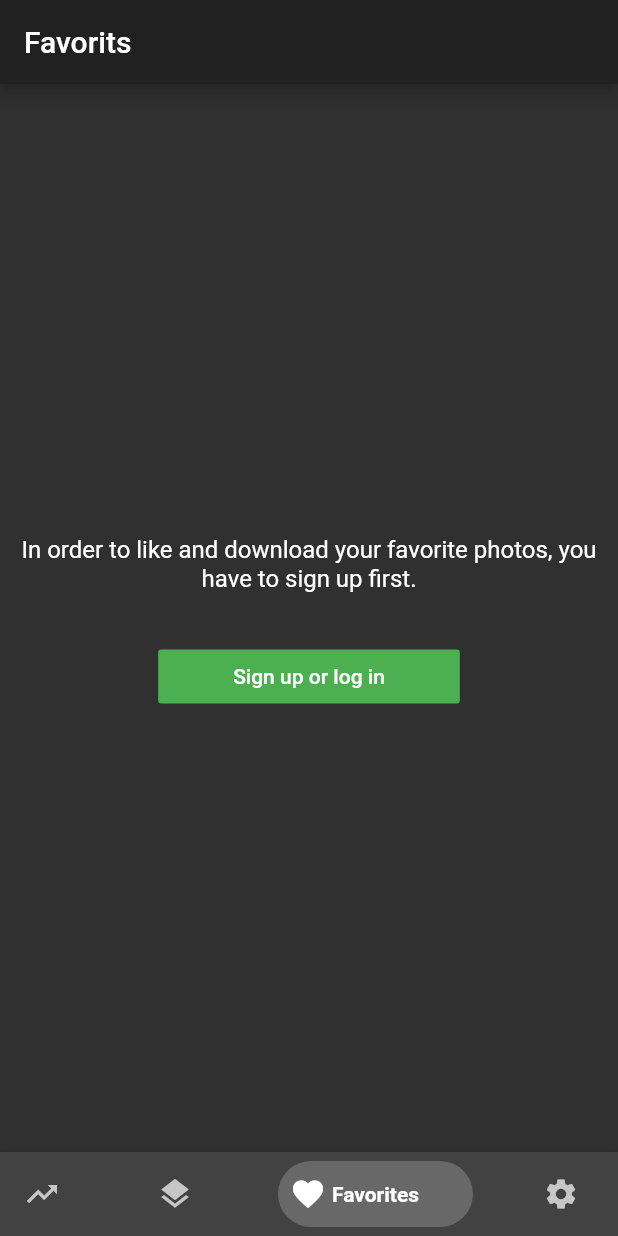
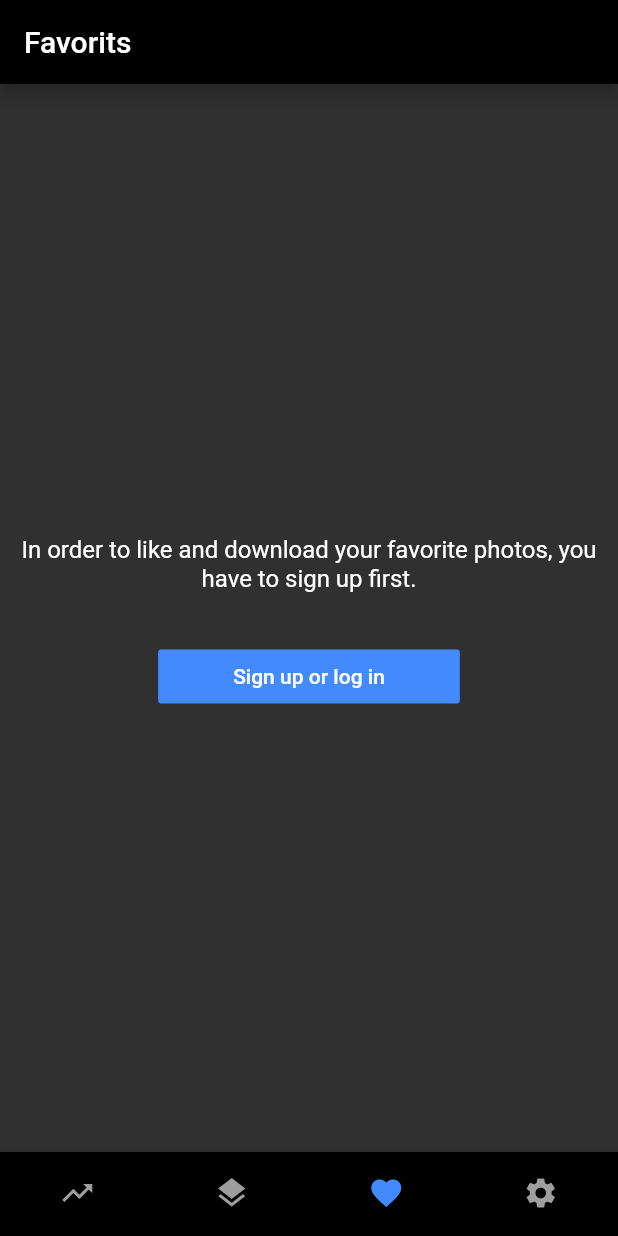
Before and after one commit to mohamed6996/wallbay, a Flutter app: the screen it shows after launch, item 3 of the bottom bar chosen, on a phone screen of 412 x 824 dp. Run offline on Flutter 3.47's test engine with Material 2 defaults, Android fonts, the phone set to English and light mode, and no system bars; drawn by our look-alikes of bottom_navy_bar; our stand-ins replace cached_network_image, dio, firebase_remote_config, flutter_spinkit, photo_view, shared_preferences and 1 more; missing offline and left inert: image_downloader, unicorndial; accounts and stored records are empty; generated files the repository leaves out were written again; network calls fail; statements that could not run were skipped.

Commit message:
dark and light themes

```diff
--- a/lib/bloc/pref_provider.dart
+++ b/lib/bloc/pref_provider.dart
@@ -1,53 +1,59 @@
 import 'package:flutter/material.dart';
-import 'package:shared_preferences/shared_preferences.dart';
 
 import '../constants.dart';
+import '../main.dart';
+
 
 class PreferencesProvider extends ChangeNotifier {
-  SharedPreferences _sharedPreferences;
 
-  SharedPreferences get sharedPrefs => _sharedPreferences;
+  int get layoutType => sharedPreferences.getInt('layout') ?? 0;
 
-  int get layoutType => _sharedPreferences.getInt('layout') ?? 0;
+  set layoutType(int type) => sharedPreferences.setInt('layout', type);
 
-  set layoutType(int type) => _sharedPreferences.setInt('layout', type);
-
-  int get collectionType => _sharedPreferences.getInt('collection') ?? 0;
+  int get collectionType => sharedPreferences.getInt('collection') ?? 0;
 
   bool get isLogedIn =>
-      _sharedPreferences.getBool(Constants.OAUTH_LOGED_IN) ?? false;
+      sharedPreferences.getBool(Constants.OAUTH_LOGED_IN) ?? false;
 
-  String get loadQuality => _sharedPreferences.getString('loadQuality') ?? 'Regular';
-  String get downloadQuality => _sharedPreferences.getString('downloadQuality')?? 'Full';
+  String get loadQuality =>
+      sharedPreferences.getString('loadQuality') ?? 'Regular';
+  String get downloadQuality =>
+      sharedPreferences.getString('downloadQuality') ?? 'Full';
+
+  int get theme => sharedPreferences.getInt('theme') ?? 0;
+  set theme(int theme) {
+    sharedPreferences.setInt('theme', theme);
+    notifyListeners();
+  }
 
   set isLogedIn(bool islogedin) {
-    _sharedPreferences.setBool(Constants.OAUTH_LOGED_IN, islogedin);
+    sharedPreferences.setBool(Constants.OAUTH_LOGED_IN, islogedin);
     notifyListeners();
   }
 
   set accessToken(String token) {
-    _sharedPreferences.setString(Constants.OAUTH_ACCESS_TOKEN, token);
+    sharedPreferences.setString(Constants.OAUTH_ACCESS_TOKEN, token);
   }
 
   set accessTokenType(String tokenType) {
-    _sharedPreferences.setString(Constants.OAUTH_TOKEN_TYPE, tokenType);
+    sharedPreferences.setString(Constants.OAUTH_TOKEN_TYPE, tokenType);
   }
 
   set collectionType(int type) {
-    _sharedPreferences.setInt('collection', type);
+    sharedPreferences.setInt('collection', type);
     notifyListeners();
   }
 
   set loadQuality(String quality) {
-    _sharedPreferences.setString('loadQuality', quality);
+    sharedPreferences.setString('loadQuality', quality);
   }
 
   set downloadQuality(String quality) {
-    _sharedPreferences.setString('downloadQuality', quality);
+    sharedPreferences.setString('downloadQuality', quality);
   }
 
-  Future<SharedPreferences> initSharedPrefs() async {
-    _sharedPreferences = await SharedPreferences.getInstance();
-    return _sharedPreferences;
-  }
+  // Future<SharedPreferences> initSharedPrefs() async {
+  //   sharedPreferences = await SharedPreferences.getInstance();
+  //   return sharedPreferences;
+  // }
 }
--- a/lib/nav_bar_tabs/favorites_tab.dart
+++ b/lib/nav_bar_tabs/favorites_tab.dart
@@ -96,7 +96,7 @@ class FavoritesTab extends StatelessWidget {
           padding: EdgeInsets.symmetric(horizontal: 50),
           onPressed: () => _launchURL(),
           child: Text('Sign up or log in'),
-          color: Colors.green,
+          color: Theme.of(context).accentColor,
           textColor: Colors.white,
         ))
       ],
--- a/lib/screens/home.dart
+++ b/lib/screens/home.dart
@@ -12,21 +12,11 @@ import 'dart:convert';
 import 'package:http/http.dart' as http;
 import 'package:uni_links/uni_links.dart';
 import 'package:wallbay/model/access_token.dart';
-import 'package:shared_preferences/shared_preferences.dart';
-import 'package:bottom_navy_bar/bottom_navy_bar.dart';
-import 'package:wallbay/utils/colors.dart';
 
 class Home extends StatelessWidget {
   @override
   Widget build(BuildContext context) {
-    final PreferencesProvider preferencesProvider =
-        Provider.of<PreferencesProvider>(context);
-    return FutureBuilder(
-        future: preferencesProvider.initSharedPrefs(),
-        builder: (context, AsyncSnapshot<SharedPreferences> snapshot) {
-          if (!snapshot.hasData) return Container();
     return MainTabs();
-        });
   }
 }
 
@@ -75,34 +65,36 @@ class _MainTabsState extends State<MainTabs> {
         child: currentPage,
         bucket: bucket,
       ),
-      bottomNavigationBar: BottomNavyBar(
-        showElevation: true,
-        selectedIndex: currentTab,
-        onItemSelected: (index) => setState(() {
+      bottomNavigationBar: BottomNavigationBar(
+        currentIndex: currentTab,
+        onTap: (index) => setState(() {
           currentTab = index;
           currentPage = pages[index];
         }),
+        selectedItemColor: Colors.blueAccent,
+        unselectedItemColor: Colors.grey,
+        showSelectedLabels: false,
+        showUnselectedLabels: false,
+        backgroundColor:
+            preferencesProvider.theme == 0 ? Colors.black : Colors.white,
+        type: BottomNavigationBarType.fixed,
         items: [
-          BottomNavyBarItem(
+          BottomNavigationBarItem(
             icon: Icon(Icons.trending_up),
             title: Text('Trending'),
-              activeColor: kactiveColor,
-              inactiveColor: kinactiveColor),
-          BottomNavyBarItem(
+          ),
+          BottomNavigationBarItem(
             icon: Icon(Icons.layers),
             title: Text('Collections'),
-              activeColor: kactiveColor,
-              inactiveColor: kinactiveColor),
-          BottomNavyBarItem(
+          ),
+          BottomNavigationBarItem(
             icon: Icon(Icons.favorite),
             title: Text('Favorites'),
-              activeColor: kactiveColor,
-              inactiveColor: kinactiveColor),
-          BottomNavyBarItem(
+          ),
+          BottomNavigationBarItem(
             icon: Icon(Icons.settings),
             title: Text('Settings'),
-              activeColor: kactiveColor,
-              inactiveColor: kinactiveColor),
+          ),
         ],
       ),
     );
@@ -152,8 +144,7 @@ class _MainTabsState extends State<MainTabs> {
   Future<void> _initTabs() async {
     mainFeedTab = MainFeedTab(keyMainFeed);
     collectionsTab = CollectionsTab(keyCollections);
-    favoritesTab =
-        FavoritesTab(keyFavorites);
+    favoritesTab = FavoritesTab(keyFavorites);
     settingsTab = SettingsTab();
 
     pages = [mainFeedTab, collectionsTab, favoritesTab, settingsTab];
--- a/lib/screens/photo_details_screen.dart
+++ b/lib/screens/photo_details_screen.dart
@@ -228,7 +228,7 @@ class _PhotoDetailsScreenState extends State<PhotoDetailsScreen> {
                         builder: (context) => PhotoUserProfile(widget.model)));
                   },
                   child: Text('More Photos'),
-                  color: Colors.green,
+                  color: Theme.of(context).accentColor,
                   textColor: Colors.white,
                   padding: EdgeInsets.symmetric(horizontal: 50),
                 )
@@ -263,7 +263,7 @@ class _PhotoDetailsScreenState extends State<PhotoDetailsScreen> {
                       _launchURL();
                     },
                     child: Text('Sign up or log in'),
-                    color: Colors.green,
+                    color: Theme.of(context).accentColor,
                     textColor: Colors.white,
                   ))
                 ],
--- a/lib/utils/colors.dart
+++ /dev/null
@@ -1,13 +0,0 @@
-import 'package:flutter/material.dart';
-
-const kPrimaryColor = const Color(0xFF81c784);
-const kPrimaryLight = const Color(0xFFb2fab4);
-const kPrimaryDark = const Color(0xFF519657);
-const kSecondaryColor = const Color(0xFF4dd0e1);
-const kSecondaryLight = const Color(0xFF88ffff);
-const kSecondaryDark = const Color(0xFF009faf);
-
-
-// bottom nav bar items
-const kinactiveColor = Colors.white70;
-const kactiveColor = Colors.white;
--- a/lib/widgets/collection_list.dart
+++ b/lib/widgets/collection_list.dart
@@ -69,7 +69,7 @@ class _CollectionListState extends State<CollectionList> {
             itemBuilder: (context, int index) {
               if (index == models.length) {
                 return SpinKitThreeBounce(
-                  color: Colors.greenAccent,
+                  color: Theme.of(context).accentColor,
                   size: 30.0,
                 );
               } else {
```
Also changed, not shown: lib/bloc/main_provider.dart (+10 -5 lines), lib/config.dart (deleted, +0 -27 lines), lib/main.dart (+39 -21 lines), lib/nav_bar_tabs/main_feed_tab.dart (+15 -7 lines), lib/nav_bar_tabs/settings_tab.dart (+75 -3 lines), lib/screens/photo_user_profile.dart (+1 -6 lines), lib/widgets/image_list.dart (+4 -7 lines). Lines whose indentation alone changed are shown as unchanged.
